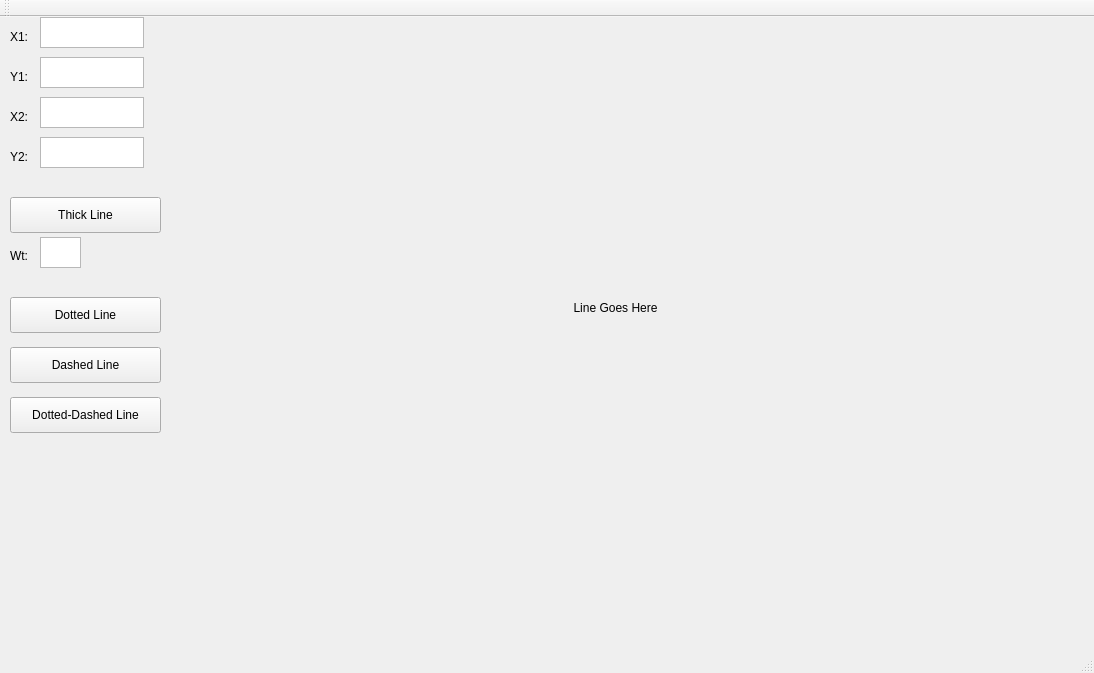
Qt form b02/mainwindow.ui (HeptaDecane/CG_SEM4) before a commit.
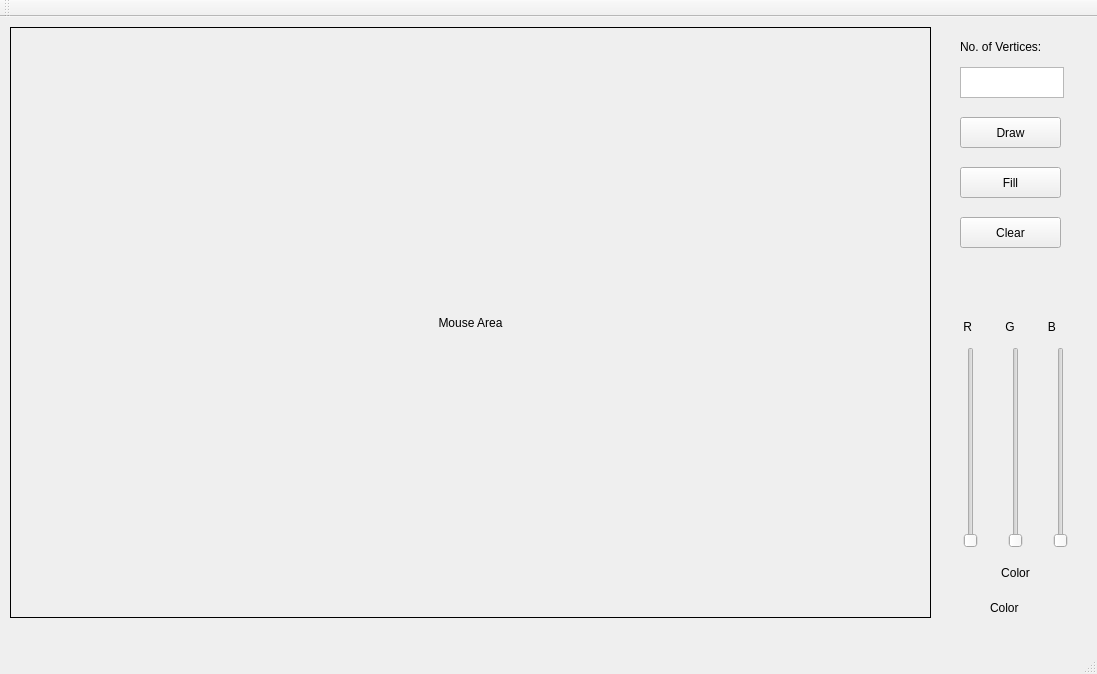
The same form after that commit.

The edit to the form file:
```diff
--- a/b02/mainwindow.ui
+++ b/b02/mainwindow.ui
@@ -6,8 +6,8 @@
    <rect>
     <x>0</x>
     <y>0</y>
-    <width>1094</width>
-    <height>673</height>
+    <width>1097</width>
+    <height>674</height>
    </rect>
   </property>
   <property name="windowTitle">
@@ -19,182 +19,182 @@
      <rect>
       <x>10</x>
       <y>10</y>
-      <width>21</width>
-      <height>20</height>
+      <width>921</width>
+      <height>591</height>
      </rect>
     </property>
+    <property name="cursor">
+     <cursorShape>CrossCursor</cursorShape>
+    </property>
+    <property name="mouseTracking">
+     <bool>true</bool>
+    </property>
+    <property name="frameShape">
+     <enum>QFrame::Box</enum>
+    </property>
+    <property name="frameShadow">
+     <enum>QFrame::Plain</enum>
+    </property>
     <property name="text">
-     <string>X1:</string>
+     <string>Mouse Area</string>
+    </property>
+    <property name="alignment">
+     <set>Qt::AlignCenter</set>
+    </property>
+    <property name="margin">
+     <number>0</number>
     </property>
    </widget>
    <widget class="QLabel" name="label_2">
     <property name="geometry">
      <rect>
-      <x>10</x>
+      <x>960</x>
+      <y>20</y>
+      <width>111</width>
+      <height>20</height>
+     </rect>
+    </property>
+    <property name="text">
+     <string>No. of Vertices:</string>
+    </property>
+   </widget>
+   <widget class="QPlainTextEdit" name="plainTextEdit">
+    <property name="geometry">
+     <rect>
+      <x>960</x>
       <y>50</y>
-      <width>21</width>
-      <height>20</height>
+      <width>104</width>
+      <height>31</height>
+     </rect>
+    </property>
+   </widget>
+   <widget class="QPushButton" name="pushButton_2">
+    <property name="geometry">
+     <rect>
+      <x>960</x>
+      <y>100</y>
+      <width>101</width>
+      <height>31</height>
      </rect>
     </property>
     <property name="text">
-     <string>Y1:</string>
+     <string>Draw</string>
+    </property>
+   </widget>
+   <widget class="QSlider" name="verticalSlider">
+    <property name="geometry">
+     <rect>
+      <x>950</x>
+      <y>330</y>
+      <width>41</width>
+      <height>201</height>
+     </rect>
+    </property>
+    <property name="maximum">
+     <number>255</number>
+    </property>
+    <property name="orientation">
+     <enum>Qt::Vertical</enum>
+    </property>
+   </widget>
+   <widget class="QSlider" name="verticalSlider_2">
+    <property name="geometry">
+     <rect>
+      <x>990</x>
+      <y>330</y>
+      <width>51</width>
+      <height>201</height>
+     </rect>
+    </property>
+    <property name="maximum">
+     <number>255</number>
+    </property>
+    <property name="orientation">
+     <enum>Qt::Vertical</enum>
+    </property>
+   </widget>
+   <widget class="QSlider" name="verticalSlider_3">
+    <property name="geometry">
+     <rect>
+      <x>1040</x>
+      <y>330</y>
+      <width>41</width>
+      <height>201</height>
+     </rect>
+    </property>
+    <property name="maximum">
+     <number>255</number>
+    </property>
+    <property name="orientation">
+     <enum>Qt::Vertical</enum>
     </property>
    </widget>
    <widget class="QLabel" name="label_3">
     <property name="geometry">
      <rect>
-      <x>10</x>
-      <y>90</y>
-      <width>21</width>
-      <height>20</height>
+      <x>970</x>
+      <y>540</y>
+      <width>91</width>
+      <height>31</height>
      </rect>
     </property>
     <property name="text">
-     <string>X2:</string>
+     <string>Color</string>
+    </property>
+    <property name="alignment">
+     <set>Qt::AlignCenter</set>
     </property>
    </widget>
    <widget class="QLabel" name="label_4">
     <property name="geometry">
      <rect>
-      <x>10</x>
-      <y>130</y>
-      <width>21</width>
+      <x>960</x>
+      <y>300</y>
+      <width>111</width>
       <height>20</height>
      </rect>
     </property>
     <property name="text">
-     <string>Y2:</string>
+     <string> R          G          B</string>
+    </property>
+   </widget>
+   <widget class="QLabel" name="label_5">
+    <property name="geometry">
+     <rect>
+      <x>990</x>
+      <y>580</y>
+      <width>41</width>
+      <height>21</height>
+     </rect>
+    </property>
+    <property name="text">
+     <string>Color</string>
     </property>
    </widget>
    <widget class="QPushButton" name="pushButton">
     <property name="geometry">
      <rect>
-      <x>10</x>
-      <y>180</y>
-      <width>151</width>
-      <height>36</height>
+      <x>960</x>
+      <y>200</y>
+      <width>101</width>
+      <height>31</height>
      </rect>
     </property>
     <property name="text">
-     <string>Thick Line</string>
-    </property>
-   </widget>
-   <widget class="QPushButton" name="pushButton_2">
-    <property name="geometry">
-     <rect>
-      <x>10</x>
-      <y>280</y>
-      <width>151</width>
-      <height>36</height>
-     </rect>
-    </property>
-    <property name="text">
-     <string>Dotted Line</string>
+     <string>Clear</string>
     </property>
    </widget>
    <widget class="QPushButton" name="pushButton_3">
     <property name="geometry">
      <rect>
-      <x>10</x>
-      <y>380</y>
-      <width>151</width>
-      <height>36</height>
-     </rect>
-    </property>
-    <property name="text">
-     <string>Dotted-Dashed Line</string>
-    </property>
-   </widget>
-   <widget class="QPushButton" name="pushButton_4">
-    <property name="geometry">
-     <rect>
-      <x>10</x>
-      <y>330</y>
-      <width>151</width>
-      <height>36</height>
-     </rect>
-    </property>
-    <property name="text">
-     <string>Dashed Line</string>
-    </property>
-   </widget>
-   <widget class="QTextEdit" name="textEdit">
-    <property name="geometry">
-     <rect>
-      <x>40</x>
-      <y>0</y>
-      <width>104</width>
+      <x>960</x>
+      <y>150</y>
+      <width>101</width>
       <height>31</height>
      </rect>
     </property>
-   </widget>
-   <widget class="QTextEdit" name="textEdit_2">
-    <property name="geometry">
-     <rect>
-      <x>40</x>
-      <y>40</y>
-      <width>104</width>
-      <height>31</height>
-     </rect>
-    </property>
-   </widget>
-   <widget class="QTextEdit" name="textEdit_3">
-    <property name="geometry">
-     <rect>
-      <x>40</x>
-      <y>80</y>
-      <width>104</width>
-      <height>31</height>
-     </rect>
-    </property>
-   </widget>
-   <widget class="QTextEdit" name="textEdit_4">
-    <property name="geometry">
-     <rect>
-      <x>40</x>
-      <y>120</y>
-      <width>104</width>
-      <height>31</height>
-     </rect>
-    </property>
-   </widget>
-   <widget class="QLabel" name="label_5">
-    <property name="geometry">
-     <rect>
-      <x>210</x>
-      <y>10</y>
-      <width>811</width>
-      <height>561</height>
-     </rect>
-    </property>
     <property name="text">
-     <string>Line Goes Here</string>
-    </property>
-    <property name="alignment">
-     <set>Qt::AlignCenter</set>
-    </property>
-   </widget>
-   <widget class="QLabel" name="label_6">
-    <property name="geometry">
-     <rect>
-      <x>10</x>
-      <y>230</y>
-      <width>31</width>
-      <height>17</height>
-     </rect>
-    </property>
-    <property name="text">
-     <string>Wt:</string>
-    </property>
-   </widget>
-   <widget class="QTextEdit" name="textEdit_5">
-    <property name="geometry">
-     <rect>
-      <x>40</x>
-      <y>220</y>
-      <width>41</width>
-      <height>31</height>
-     </rect>
+     <string>Fill</string>
     </property>
    </widget>
   </widget>
```
Left out of the diff: 2 changed lines with no effect on the pictures.
